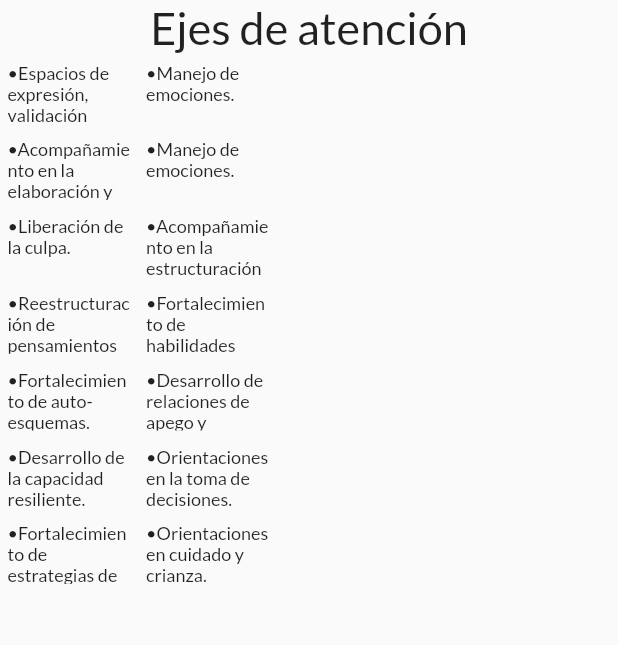
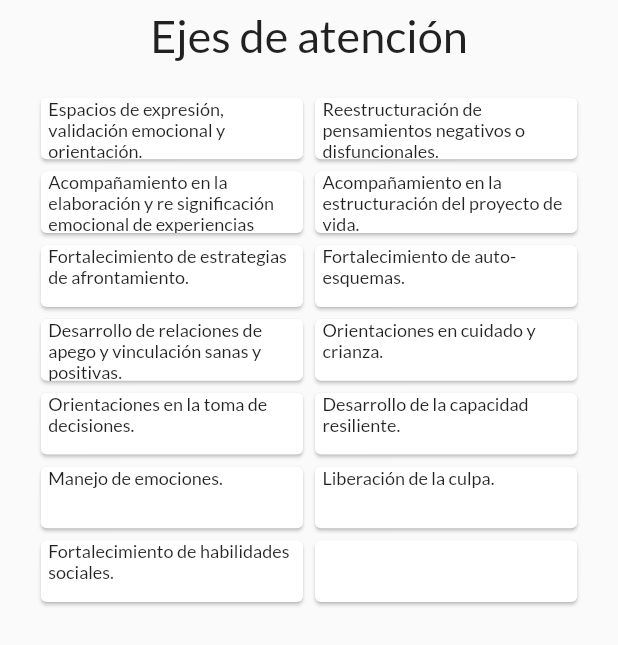
Before and after one commit to andresesposito62/LuisaValenciaProyect, a Flutter app: the ServicesField widget shown alone on an empty page, opened directly, on a phone screen of 412 x 824 dp. Shown: the top 645 px of the screen. Run offline on Flutter 3.47's test engine with Material 2 defaults, Android fonts, the light colour scheme and no system bars.

Commit message:
mobile view is improved

```diff
--- a/lib/components/ServiceItem.dart
+++ b/lib/components/ServiceItem.dart
@@ -13,11 +13,12 @@ class ServiceItem extends StatelessWidget {
     double width = MediaQuery.of(context).size.width;
     double height = MediaQuery.of(context).size.height;
 
-    final itemText = Container(
+    final itemText = Card(
+      child: Container(
         alignment: Alignment.topLeft,
         height: height/20,
-      width: width/5,
-      margin: const EdgeInsets.only(top: 5.0, left: 5.0, right: 5.0, bottom: 5.0),
+        width: width/2.5,
+        margin: const EdgeInsets.only(top: 0.0, left: 5.0, right: 5.0, bottom: 0.0),
         child: Text(
           itemToShow,
           style: const TextStyle(
@@ -25,7 +26,8 @@ class ServiceItem extends StatelessWidget {
               fontSize: 12,
               fontWeight: FontWeight.w500
           ),
-        textAlign: TextAlign.left,
+          textAlign: TextAlign.start,
+        ),
       ),
     );
 
--- a/lib/components/ServicesField.dart
+++ b/lib/components/ServicesField.dart
@@ -27,12 +27,12 @@ class ServicesField extends StatelessWidget {
       child: Column(
         children: [
           ServiceItem(StringsEs.SERVICES_ITEM_8),
-          ServiceItem(StringsEs.SERVICES_ITEM_8),
           ServiceItem(StringsEs.SERVICES_ITEM_9),
           ServiceItem(StringsEs.SERVICES_ITEM_10),
           ServiceItem(StringsEs.SERVICES_ITEM_11),
           ServiceItem(StringsEs.SERVICES_ITEM_12),
           ServiceItem(StringsEs.SERVICES_ITEM_13),
+          ServiceItem(""),
         ],
       ),
     );
@@ -40,6 +40,7 @@ class ServicesField extends StatelessWidget {
     final item_list = Container(
       alignment: Alignment.center,
       child: Row(
+        mainAxisAlignment: MainAxisAlignment.center,
         children: [
           first_columm,
           second_columm
@@ -48,10 +49,9 @@ class ServicesField extends StatelessWidget {
     );
 
 
-    final title = Column(
-      children: <Widget>[
-        Container(
+    final title = Container(
       alignment: Alignment.center,
+      margin: const EdgeInsets.only(top: 5.0, left: 5.0, right: 5.0, bottom: 20.0),
       child: const Text(
         StringsEs.SERVICES_TITLE,
         style: TextStyle(
@@ -61,8 +61,6 @@ class ServicesField extends StatelessWidget {
         ),
         textAlign: TextAlign.center,
       ),
-        ),
-      ],
     );
 
     final description = Column(
--- a/lib/strings/StringsEs.dart
+++ b/lib/strings/StringsEs.dart
@@ -7,17 +7,21 @@ class StringsEs {
   static const String SERVICES = "Servicios";
 
   static const String SERVICES_TITLE = "Ejes de atención";
-  static const String SERVICES_ITEM_1 = "•Espacios de expresión, validación emocional y orientación.";
-  static const String SERVICES_ITEM_2 = "•Acompañamiento en la elaboración y re significación emocional de experiencias negativas.";
-  static const String SERVICES_ITEM_3 = "•Liberación de la culpa.";
-  static const String SERVICES_ITEM_4 = "•Reestructuración de pensamientos negativos o disfuncionales.";
-  static const String SERVICES_ITEM_5 = "•Fortalecimiento de auto-esquemas.";
-  static const String SERVICES_ITEM_6 = "•Desarrollo de la capacidad resiliente.";
-  static const String SERVICES_ITEM_7 = "•Fortalecimiento de estrategias de afrontamiento.";
-  static const String SERVICES_ITEM_8 = "•Manejo de emociones.";
-  static const String SERVICES_ITEM_9 = "•Acompañamiento en la estructuración del proyecto de vida.";
-  static const String SERVICES_ITEM_10 = "•Fortalecimiento de habilidades sociales.";
-  static const String SERVICES_ITEM_11 = "•Desarrollo de relaciones de apego y vinculación sanas y positivas.";
-  static const String SERVICES_ITEM_12 = "•Orientaciones en la toma de decisiones.";
-  static const String SERVICES_ITEM_13 = "•Orientaciones en cuidado y crianza.";
+
+  static const String SERVICES_ITEM_1 = "Espacios de expresión, validación emocional y orientación.";
+  static const String SERVICES_ITEM_2 = "Acompañamiento en la elaboración y re significación emocional de experiencias negativas.";
+  static const String SERVICES_ITEM_3 = "Fortalecimiento de estrategias de afrontamiento.";
+  static const String SERVICES_ITEM_4 = "Desarrollo de relaciones de apego y vinculación sanas y positivas.";
+  static const String SERVICES_ITEM_5 = "Orientaciones en la toma de decisiones.";
+  static const String SERVICES_ITEM_6 = "Manejo de emociones.";
+  static const String SERVICES_ITEM_7 = "Fortalecimiento de habilidades sociales.";
+  static const String SERVICES_ITEM_8 = "Reestructuración de pensamientos negativos o disfuncionales.";
+  static const String SERVICES_ITEM_9 = "Acompañamiento en la estructuración del proyecto de vida.";
+  static const String SERVICES_ITEM_10 = "Fortalecimiento de auto-esquemas.";
+  static const String SERVICES_ITEM_11 = "Orientaciones en cuidado y crianza.";
+  static const String SERVICES_ITEM_12 = "Desarrollo de la capacidad resiliente.";
+  static const String SERVICES_ITEM_13 = "Liberación de la culpa.";
+
+
+
 }
```
Lines whose indentation alone changed are shown as unchanged.
